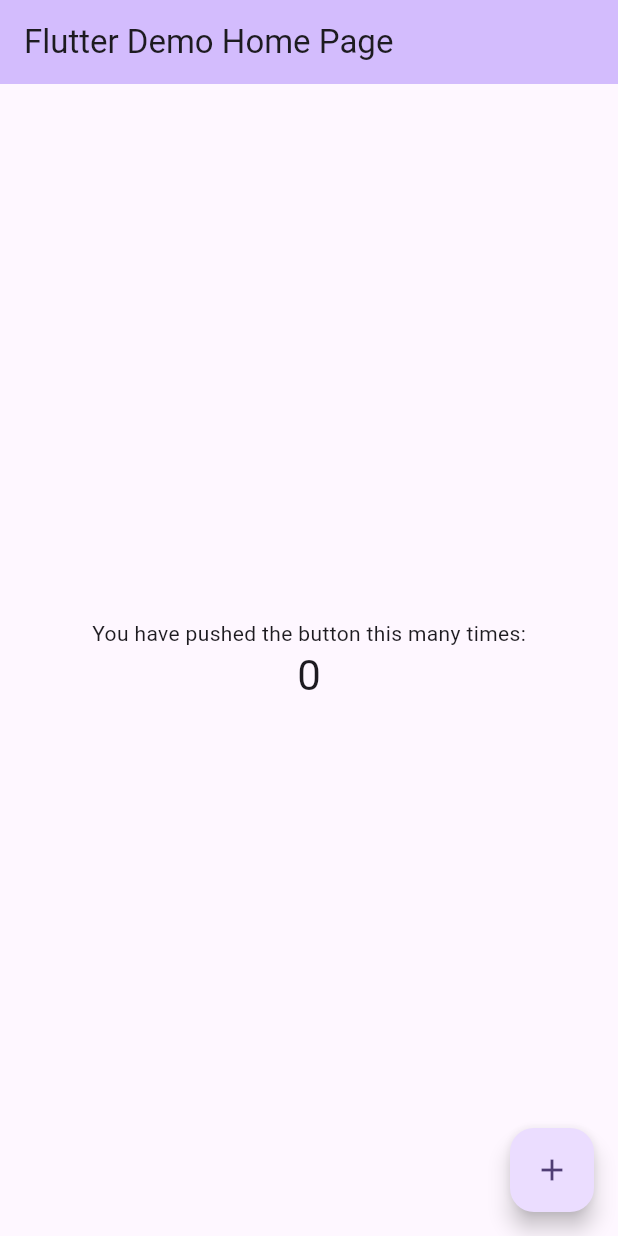
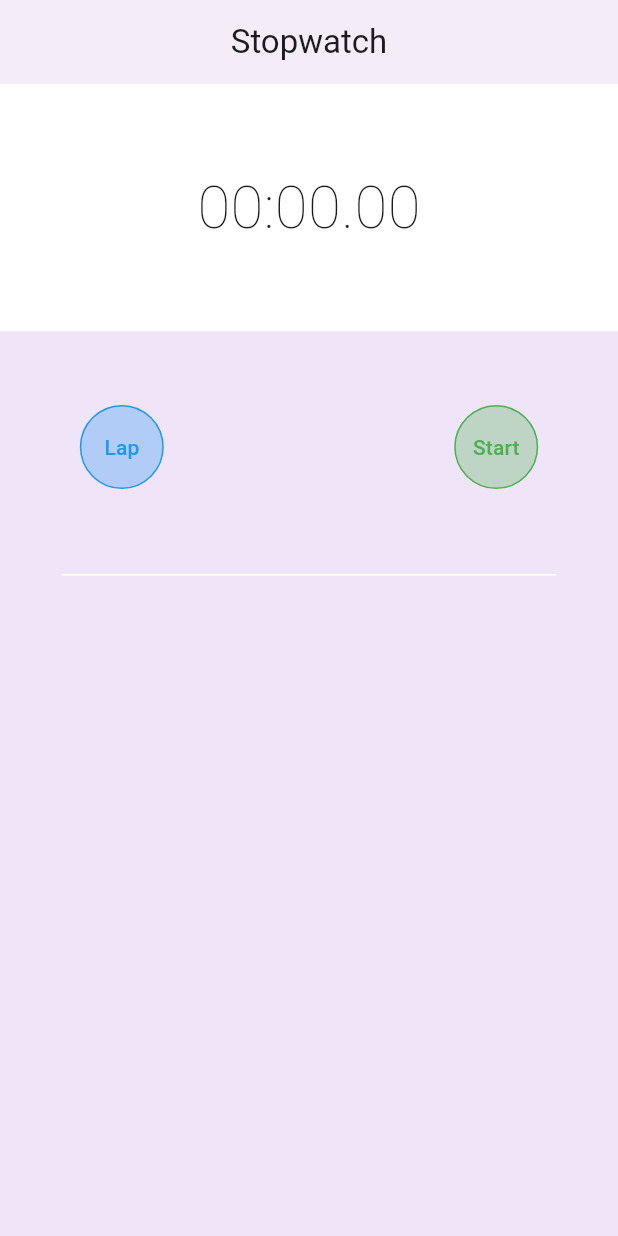
Before and after one commit to bobga/stopwatch, a Flutter app: the screen it shows after launch, on a phone screen of 412 x 824 dp. Run offline on Flutter 3.47's test engine with Material 3 defaults, Android fonts, the phone set to English and light mode, and no system bars.

Commit message:
completed stopwatch

```diff
--- a/lib/main.dart
+++ b/lib/main.dart
@@ -1,4 +1,5 @@
 import 'package:flutter/material.dart';
+import 'src/home.dart';
 
 void main() {
   runApp(const MyApp());
@@ -11,7 +12,7 @@ class MyApp extends StatelessWidget {
   @override
   Widget build(BuildContext context) {
     return MaterialApp(
-      title: 'Flutter Demo',
+      title: 'Stopwatch App',
       theme: ThemeData(
         // This is the theme of your application.
         //
@@ -31,95 +32,7 @@ class MyApp extends StatelessWidget {
         colorScheme: ColorScheme.fromSeed(seedColor: Colors.deepPurple),
         useMaterial3: true,
       ),
-      home: const MyHomePage(title: 'Flutter Demo Home Page'),
+      home: HomePage(),
     );
   }
 }
-
-class MyHomePage extends StatefulWidget {
-  const MyHomePage({super.key, required this.title});
-
-  // This widget is the home page of your application. It is stateful, meaning
-  // that it has a State object (defined below) that contains fields that affect
-  // how it looks.
-
-  // This class is the configuration for the state. It holds the values (in this
-  // case the title) provided by the parent (in this case the App widget) and
-  // used by the build method of the State. Fields in a Widget subclass are
-  // always marked "final".
-
-  final String title;
-
-  @override
-  State<MyHomePage> createState() => _MyHomePageState();
-}
-
-class _MyHomePageState extends State<MyHomePage> {
-  int _counter = 0;
-
-  void _incrementCounter() {
-    setState(() {
-      // This call to setState tells the Flutter framework that something has
-      // changed in this State, which causes it to rerun the build method below
-      // so that the display can reflect the updated values. If we changed
-      // _counter without calling setState(), then the build method would not be
-      // called again, and so nothing would appear to happen.
-      _counter++;
-    });
-  }
-
-  @override
-  Widget build(BuildContext context) {
-    // This method is rerun every time setState is called, for instance as done
-    // by the _incrementCounter method above.
-    //
-    // The Flutter framework has been optimized to make rerunning build methods
-    // fast, so that you can just rebuild anything that needs updating rather
-    // than having to individually change instances of widgets.
-    return Scaffold(
-      appBar: AppBar(
-        // TRY THIS: Try changing the color here to a specific color (to
-        // Colors.amber, perhaps?) and trigger a hot reload to see the AppBar
-        // change color while the other colors stay the same.
-        backgroundColor: Theme.of(context).colorScheme.inversePrimary,
-        // Here we take the value from the MyHomePage object that was created by
-        // the App.build method, and use it to set our appbar title.
-        title: Text(widget.title),
-      ),
-      body: Center(
-        // Center is a layout widget. It takes a single child and positions it
-        // in the middle of the parent.
-        child: Column(
-          // Column is also a layout widget. It takes a list of children and
-          // arranges them vertically. By default, it sizes itself to fit its
-          // children horizontally, and tries to be as tall as its parent.
-          //
-          // Column has various properties to control how it sizes itself and
-          // how it positions its children. Here we use mainAxisAlignment to
-          // center the children vertically; the main axis here is the vertical
-          // axis because Columns are vertical (the cross axis would be
-          // horizontal).
-          //
-          // TRY THIS: Invoke "debug painting" (choose the "Toggle Debug Paint"
-          // action in the IDE, or press "p" in the console), to see the
-          // wireframe for each widget.
-          mainAxisAlignment: MainAxisAlignment.center,
-          children: <Widget>[
-            const Text(
-              'You have pushed the button this many times:',
-            ),
-            Text(
-              '$_counter',
-              style: Theme.of(context).textTheme.headlineMedium,
-            ),
-          ],
-        ),
-      ),
-      floatingActionButton: FloatingActionButton(
-        onPressed: _incrementCounter,
-        tooltip: 'Increment',
-        child: const Icon(Icons.add),
-      ), // This trailing comma makes auto-formatting nicer for build methods.
-    );
-  }
-}
--- /dev/null
+++ b/lib/src/home.dart
@@ -0,0 +1,261 @@
+import 'dart:async';
+import 'package:flutter/material.dart';
+
+class HomePage extends StatefulWidget {
+  const HomePage({Key? key}) : super(key: key);
+
+  @override
+  State<HomePage> createState() => _HomePageState();
+}
+
+class _HomePageState extends State<HomePage> {
+  late App app;
+
+  // State variables for stopwatch functionality
+  bool isLap = true;
+  bool isRunning = false;
+  List<String> laps = [];
+  DateTime? startTime;
+  DateTime? lapStartTime;
+  Timer? timer;
+
+  @override
+  void dispose() {
+    timer?.cancel(); // Cancel the timer when the widget is disposed
+    super.dispose();
+  }
+
+  // Start the stopwatch
+  void startStopwatch() {
+    isRunning = true;
+    isLap = true;
+    startTime = DateTime.now();
+    lapStartTime = DateTime.now();
+    // Periodically update the UI to show elapsed time
+    timer = Timer.periodic(const Duration(milliseconds: 100), (Timer t) {
+      setState(() {});
+    });
+  }
+
+  // Stop the stopwatch
+  void stopStopwatch() {
+    isRunning = false;
+    isLap = false;
+    timer?.cancel(); // Cancel the timer when stopping the stopwatch
+    setState(() {});
+  }
+
+  // Reset the stopwatch
+  void resetStopwatch() {
+    isRunning = false;
+    laps.clear();
+    setState(() {});
+  }
+
+  // Record a lap in the stopwatch
+  void recordLap() {
+    if (isRunning) laps.add(calculateElapsedTime(lapStartTime!));
+  }
+
+  // Build a row for displaying lap information
+  Widget buildLapRow(String lapText, String timeText) {
+    return Column(
+      children: [
+        Row(
+          mainAxisAlignment: MainAxisAlignment.spaceBetween,
+          children: [
+            Text(lapText),
+            Text(timeText),
+          ],
+        ),
+        const Divider(
+          color: Colors.white,
+        ),
+      ],
+    );
+  }
+
+  // Format the duration as a string
+  String formatDuration(Duration duration) {
+    return '${(duration.inMinutes).toString().padLeft(2, '0')}:${(duration.inSeconds % 60).toString().padLeft(2, '0')}.${(duration.inMilliseconds % 1000 ~/ 10).toString().padLeft(2, '0')}';
+  }
+
+  // Calculate the elapsed time since a given start time
+  String calculateElapsedTime(DateTime startTime) {
+    Duration elapsed = DateTime.now().difference(startTime);
+    return formatDuration(elapsed);
+  }
+
+  // Build the UI for displaying the stopwatch time
+  Widget buildStopwatchDisplay() {
+    return Container(
+      height: app.appHeight(20),
+      color: Colors.white,
+      child: Padding(
+        padding: const EdgeInsets.symmetric(vertical: 20),
+        child: Center(
+          child: Text(
+            isRunning ? calculateElapsedTime(startTime!) : '00:00.00',
+            style: const TextStyle(
+              fontSize: 40.0,
+              fontWeight: FontWeight.w200,
+            ),
+          ),
+        ),
+      ),
+    );
+  }
+
+  // Build the row containing buttons for lap and start/stop
+  Widget buildButtonsRow() {
+    return Row(
+      mainAxisAlignment: MainAxisAlignment.spaceBetween,
+      children: [
+        CircularButton(
+          label: isLap ? 'Lap' : 'Reset',
+          labelColor: Colors.blue,
+          backgroundColor: Colors.blue,
+          onPressed: isLap ? recordLap : resetStopwatch,
+        ),
+        CircularButton(
+          label: isRunning ? 'Stop' : 'Start',
+          labelColor: Colors.green,
+          backgroundColor: Colors.green,
+          onPressed: isRunning ? stopStopwatch : startStopwatch,
+        ),
+      ],
+    );
+  }
+
+  // Build the rows displaying lap information
+  Widget buildLapRows() {
+    return SizedBox(
+      height: app.appHeight(40),
+      child: SingleChildScrollView(
+        padding: EdgeInsets.only(top: app.appHeight(5)),
+        child: Column(
+          children: [
+            const Divider(
+              color: Colors.white,
+            ),
+            for (int index = laps.length - 1; index > -1; index--)
+              buildLapRow('Lap$index', laps[index]),
+          ],
+        ),
+      ),
+    );
+  }
+
+  @override
+  Widget build(BuildContext context) {
+    app = App(context);
+
+    return Scaffold(
+      appBar: AppBar(
+        title: const Text('Stopwatch'),
+        centerTitle: true,
+        elevation: 2,
+      ),
+      body: Column(
+        crossAxisAlignment: CrossAxisAlignment.center,
+        children: [
+          buildStopwatchDisplay(),
+          Expanded(
+            child: Container(
+              padding: EdgeInsets.symmetric(
+                vertical: app.appVerticalPadding(5),
+                horizontal: app.appHorizontalPadding(10),
+              ),
+              color: Colors.deepPurple.withOpacity(0.1),
+              child: Column(
+                children: [
+                  buildButtonsRow(),
+                  buildLapRows(),
+                ],
+              ),
+            ),
+          ),
+        ],
+      ),
+    );
+  }
+}
+
+// Utility class for handling screen dimensions
+class App {
+  late BuildContext content;
+  late double _height;
+  late double _width;
+  late double _heightPadding;
+  late double _widthPadding;
+
+  App(this.content) {
+    MediaQueryData queryData = MediaQuery.of(content);
+    _height = queryData.size.height / 100.0;
+    _width = queryData.size.width / 100.0;
+    _heightPadding =
+        _height - ((queryData.padding.top + queryData.padding.bottom) / 100.0);
+    _widthPadding =
+        _width - (queryData.padding.left + queryData.padding.right) / 100.0;
+  }
+
+  double appHeight(double v) {
+    return _height * v;
+  }
+
+  double appWidth(double v) {
+    return _width * v;
+  }
+
+  double appVerticalPadding(double v) {
+    return _heightPadding * v;
+  }
+
+  double appHorizontalPadding(double v) {
+    return _widthPadding * v;
+  }
+}
+
+// Utility class for circular button
+class CircularButton extends StatelessWidget {
+  final VoidCallback? onPressed;
+  final String label;
+  final Color backgroundColor;
+  final Color labelColor;
+  final double size;
+
+  const CircularButton({
+    Key? key,
+    this.onPressed,
+    this.backgroundColor = Colors.blue,
+    this.size = 56.0,
+    required this.label,
+    this.labelColor = Colors.black,
+  }) : super(key: key);
+
+  @override
+  Widget build(BuildContext context) {
+    return TextButton(
+      onPressed: onPressed,
+      child: Container(
+        width: size,
+        height: size,
+        decoration: BoxDecoration(
+          shape: BoxShape.circle,
+          color: backgroundColor.withOpacity(0.3),
+          border: Border.all(
+            color: backgroundColor,
+          ),
+        ),
+        child: Center(
+          child: Text(
+            label,
+            style: TextStyle(
+              color: labelColor,
+            ),
+          ),
+        ),
+      ),
+    );
+  }
+}
```
